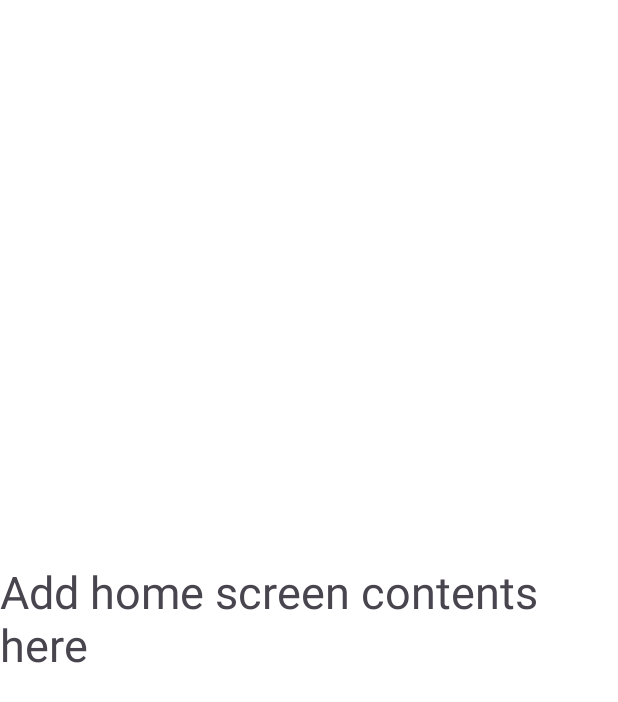
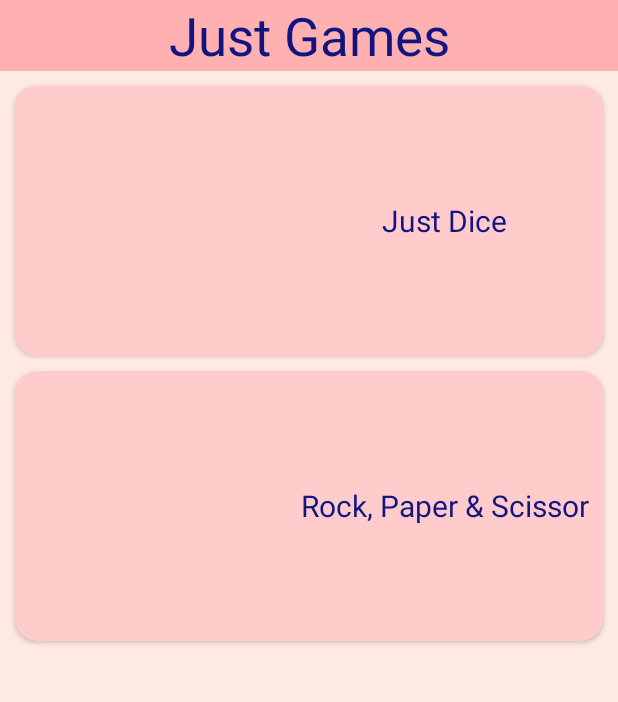
Before and after one commit to thee-smarty/Just-Games, an Android app: the screen it shows after launch (MainActivity), on a phone screen of 412 x 824 dp. Shown: the top 702 px of the screen. Run offline under Robolectric (Android 15) with nearby library versions, the light colour scheme and no system bars.

Commit message:
added design to home screen

```diff
--- a/app/src/main/res/layout/activity_main.xml
+++ b/app/src/main/res/layout/activity_main.xml
@@ -5,17 +5,92 @@
     android:layout_width="match_parent"
     android:layout_height="match_parent"
     android:layout_gravity="center"
-    android:background="@color/white"
+    android:background="#ffeae3"
     android:visibility="visible"
     tools:context=".MainActivity">
 
     <TextView
-        android:layout_width="wrap_content"
+        android:id="@+id/title"
+        android:layout_width="match_parent"
         android:layout_height="wrap_content"
-        android:text="Add home screen contents here"
-        android:textSize="30dp"
-        android:layout_centerVertical="true"
+        android:text="Just Games"
+        android:gravity="center"
+        android:textSize="35dp"
+        android:textColor="#121481"
+        android:background="#ffb1b1"
         android:layout_centerHorizontal="true"
         />
 
+    <TableLayout
+        android:layout_width="match_parent"
+        android:layout_height="match_parent"
+        android:layout_below="@+id/title"
+        android:orientation="vertical">
+
+        <androidx.cardview.widget.CardView
+            android:layout_width="wrap_content"
+            android:layout_height="wrap_content"
+            android:layout_marginHorizontal="10dp"
+            android:layout_marginTop="10dp"
+            app:cardBackgroundColor="#ffcbcb"
+            app:cardCornerRadius="15dp">
+
+            <LinearLayout
+                android:layout_width="match_parent"
+                android:layout_height="wrap_content"
+                android:orientation="horizontal">
+
+                <ImageView
+                    android:layout_width="180dp"
+                    android:layout_height="180dp" />
+
+                <TextView
+                    android:layout_width="fill_parent"
+                    android:layout_height="wrap_content"
+                    android:layout_gravity="center"
+                    android:gravity="center"
+                    android:text="Just Dice"
+                    android:textColor="#121481"
+                    android:textSize="20dp" />
+
+            </LinearLayout>
+
+        </androidx.cardview.widget.CardView>
+
+        <androidx.cardview.widget.CardView
+            android:layout_width="wrap_content"
+            android:layout_height="wrap_content"
+            android:layout_marginHorizontal="10dp"
+            android:layout_marginTop="10dp"
+            app:cardBackgroundColor="#ffcbcb"
+            app:cardCornerRadius="15dp">
+
+            <LinearLayout
+                android:layout_width="match_parent"
+                android:layout_height="wrap_content"
+                android:gravity="center"
+                android:orientation="horizontal">
+
+                <ImageView
+                    android:layout_width="180dp"
+                    android:layout_height="180dp" />
+
+                <TextView
+                    android:layout_width="fill_parent"
+                    android:layout_height="wrap_content"
+                    android:layout_gravity="center"
+                    android:gravity="center"
+                    android:text="Rock, Paper &amp; Scissor"
+                    android:textColor="#121481"
+                    android:textSize="20dp" />
+
+            </LinearLayout>
+
+        </androidx.cardview.widget.CardView>
+
+
+    </TableLayout>
+
+
+
 </RelativeLayout>
```
